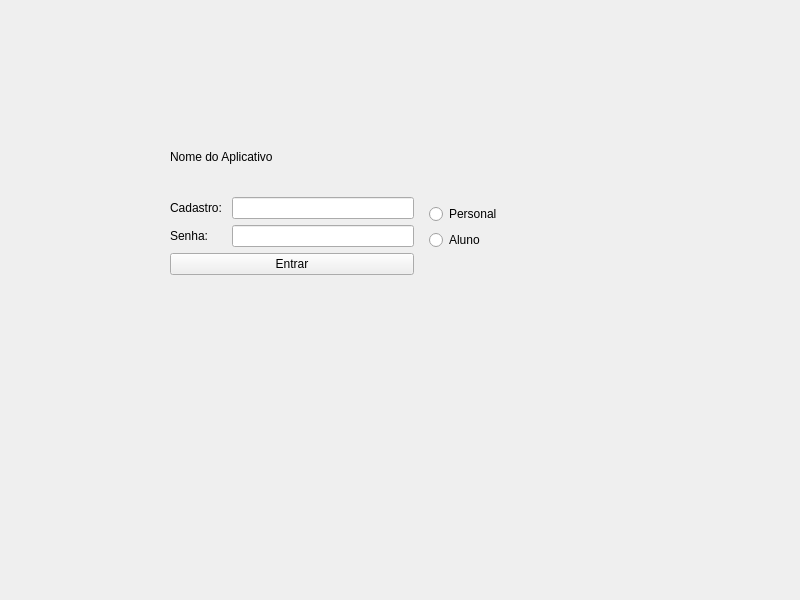
This is MainWindow.ui in luizafcamerini/ModelagemSoftware as Qt 5 draws it before an edit. The edited form follows.
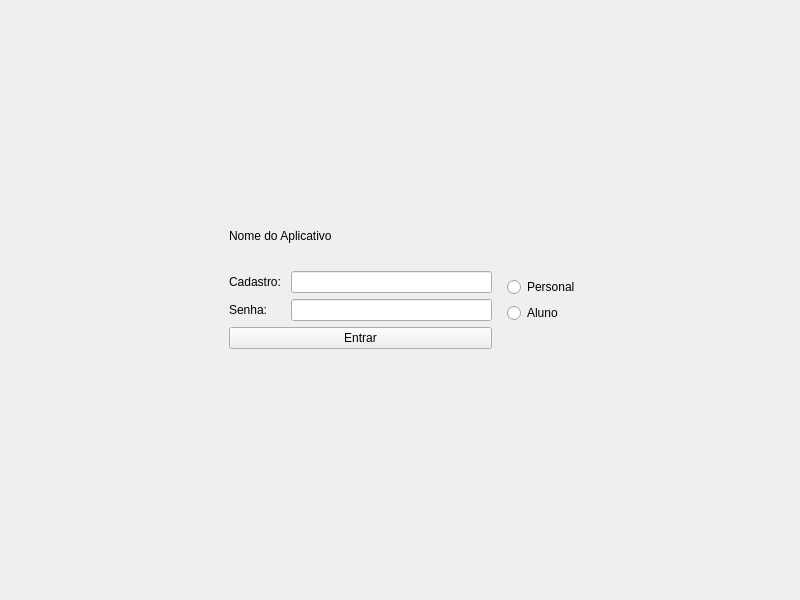
This is the edited form.

```diff
--- a/MainWindow.ui
+++ b/MainWindow.ui
@@ -17,16 +17,21 @@
    <item row="0" column="0">
     <widget class="QStackedWidget" name="stackedWidget">
      <widget class="QWidget" name="page">
-      <widget class="QWidget" name="gridLayoutWidget">
-       <property name="geometry">
-        <rect>
-         <x>150</x>
-         <y>130</y>
-         <width>341</width>
-         <height>171</height>
-        </rect>
-       </property>
+      <layout class="QGridLayout" name="gridLayout_4">
+       <item row="0" column="0">
        <layout class="QGridLayout" name="gridLayout">
+         <property name="leftMargin">
+          <number>200</number>
+         </property>
+         <property name="topMargin">
+          <number>200</number>
+         </property>
+         <property name="rightMargin">
+          <number>200</number>
+         </property>
+         <property name="bottomMargin">
+          <number>200</number>
+         </property>
         <item row="0" column="1">
          <layout class="QVBoxLayout" name="verticalLayout_4">
           <item>
@@ -138,7 +143,8 @@
          </widget>
         </item>
        </layout>
-      </widget>
+       </item>
+      </layout>
      </widget>
      <widget class="QWidget" name="page_3"/>
      <widget class="QWidget" name="page_2"/>
```
Lines whose indentation alone changed are shown as unchanged.
